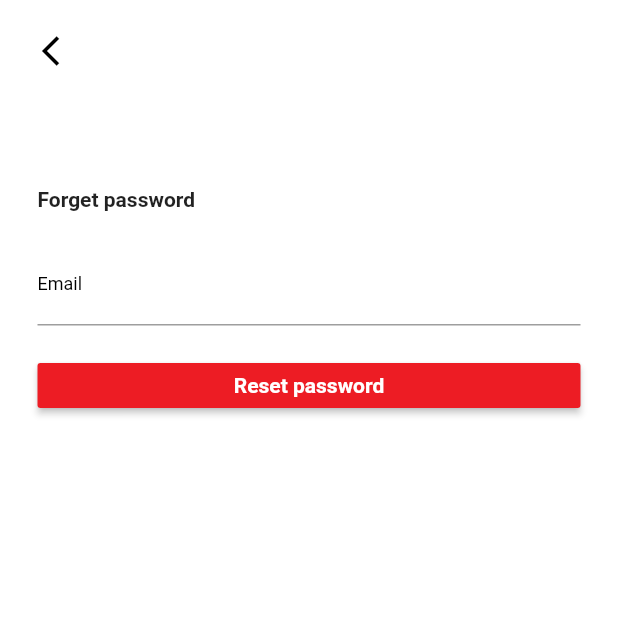
After one commit to HashemAlhariry/Burger-Joint, a Flutter app: the ForgetPassword screen opened directly, on a phone screen of 412 x 824 dp, the top half of it. The commit adds this screen. Run offline on Flutter 3.47's test engine with Material 2 defaults, Android fonts, the phone set to English and light mode, and no system bars; our stand-ins replace google_fonts, shared_preferences, shimmer; accounts and stored records are empty; Roboto replaces fonts that are missing (JOSEF).

Commit message:
update signIn Design

```diff
--- a/lib/Screens/Products/product_details_screen.dart
+++ b/lib/Screens/Products/product_details_screen.dart
@@ -1,3 +1,4 @@
+import 'package:burgerjoint/Utils/global.dart';
 import 'package:burgerjoint/Widgets/custom_appbar.dart';
 import 'package:burgerjoint/Widgets/drawer_widget.dart';
 import 'package:flutter/cupertino.dart';
@@ -5,11 +6,13 @@ import 'package:flutter/material.dart';
 import 'package:google_fonts/google_fonts.dart';
 
 class ProductDetailsScreen extends StatelessWidget {
+
   final String imageUrl;
   final String title;
   final String description;
   final double price;
   final int id;
+
   ProductDetailsScreen({
     Key? key,
     required this.imageUrl,
@@ -26,7 +29,7 @@ class ProductDetailsScreen extends StatelessWidget {
       drawer: DrawerWidget(),
       appBar: CustomAppBar(
           title: "DELIVERING TO",
-          backgroundColor: '#ED1C24',
+          backgroundColor: Global.colorFromHex('hexColor'),
           onChanged: (value) {
             if (value) {
               _key.currentState!.openDrawer();
--- /dev/null
+++ b/lib/Screens/Profile/UserSignIn/forget_password.dart
@@ -0,0 +1,161 @@
+import 'dart:convert';
+import 'package:burgerjoint/Utils/app_localizations.dart';
+import 'package:burgerjoint/Utils/global.dart';
+import 'package:flutter/material.dart';
+import 'package:http/http.dart' as http;
+
+class ForgetPassword extends StatefulWidget {
+  @override
+  _ForgetPasswordState createState() => _ForgetPasswordState();
+}
+
+class _ForgetPasswordState extends State<ForgetPassword> {
+
+  String emailAddress = '';
+  bool _isButtonDisabled= false;
+
+  final formKey = GlobalKey<FormState>();
+  @override
+  Widget build(BuildContext context) {
+    return Scaffold(
+        backgroundColor: Colors.black45,
+        body: SafeArea(
+          child: Container(
+            color: Colors.white,
+            height: MediaQuery.of(context).size.height,
+            width: MediaQuery.of(context).size.width,
+            child: Padding(
+              padding: EdgeInsets.all(10),
+              child: Stack(
+                children: [
+                  Padding(
+                      padding: EdgeInsets.all(15.0),
+                      child: ListView(
+                        children: <Widget>[
+                          SizedBox(
+                            height: 100,
+                          ),
+                          Text(
+                            AppLocalizations.of(context)?.translate('forget_password') ?? 'Forget Password',
+                            style:TextStyle(fontSize: 14,fontWeight: FontWeight.bold ),
+                          ),
+                          SizedBox(
+                            height: 20,
+                          ),
+                          Form(
+                            key: formKey,
+                            child: Column(
+                              crossAxisAlignment: CrossAxisAlignment.start,
+                              children: [
+                                emailField(),
+                                SizedBox(
+                                  height: 25,
+                                ),
+                                submitButton(),
+                                SizedBox(
+                                  height: 20,
+                                ),
+                              ],
+                            ),
+                          ),
+                        ],
+                      )),
+                  Positioned.fill(
+                    child: Align(
+                      alignment: Alignment.topLeft,
+                      child: IconButton(
+                        icon: new Icon(
+                          Icons.arrow_back_ios_outlined,
+                          color: Colors.black,
+                        ),
+                        onPressed: () => Navigator.of(context).pop(),
+                      ),
+                    ),
+                  ),
+                ],
+              ),
+            ),
+          ),
+        ));
+  }
+
+  Widget emailField() {
+    return TextFormField(
+      keyboardType: TextInputType.emailAddress,
+      cursorColor: Colors.grey,
+      decoration: InputDecoration(
+          focusedBorder: UnderlineInputBorder(
+            borderSide: BorderSide(color: Colors.grey),
+          ),
+          labelText: AppLocalizations.of(context)?.translate('email') ?? 'Email',
+          labelStyle: TextStyle(
+              fontFamily: 'JOSEF',
+              fontSize: 12,
+              fontWeight: FontWeight.normal,
+              color: Colors.black)),
+      validator: (String? value) {
+        if (value!.length < 7 &&  value.contains("@"))  return AppLocalizations.of(context)?.translate('invalid_email') ?? 'Invalid Email';
+
+        return '';
+      },
+      onSaved: (String? value) {
+        emailAddress = value!;
+      },
+    );
+  }
+
+  Widget submitButton() {
+    return Container(
+      height: 30,
+      width: MediaQuery.of(context).size.width,
+      child: RaisedButton(
+        color:  _isButtonDisabled ? Colors.grey : Global.colorFromHex('ED1C24'),
+        child: Text(
+          AppLocalizations.of(context)?.translate('forget')?? 'Forget',
+          style: TextStyle(
+              color: Colors.white,
+              fontWeight: FontWeight.w700,
+              fontSize: 14,
+              fontFamily: 'JOSEF'),
+        ),
+        onPressed: () {
+          if (formKey.currentState!.validate()) {
+            setState(() {
+              _isButtonDisabled=true;
+            });
+            formKey.currentState!.save();
+
+            /*
+            forgetPasswordFunction(
+                    "https://marshelles.com/api/mobile/reset-password",
+                    emailAddress)
+                .then((value) {
+              if (value) {
+                Utils.toastMessage("PLEASE CHECK YOUR EMAIL TO UPDATE YOUR PASSWORD");
+              } else {
+                Utils.toastMessage("PLEASE ENTER YOUR INVALID EMAIL");
+              }
+            });
+
+            */
+          }
+        },
+      ),
+    );
+  }
+
+  static Future<bool> forgetPasswordFunction(
+      String url, String emailAddress) async {
+    Uri uri = Uri.parse(url);
+    final response = await http.post(uri,
+        headers: {
+          "Content-Type": "application/json",
+          'Accept': 'application/json'
+        },
+        body: json.encode({"email": emailAddress}));
+    if (response.statusCode == 200)
+      return true;
+    else
+      return false;
+  }
+}
--- a/lib/Screens/home_page.dart
+++ b/lib/Screens/home_page.dart
@@ -1,3 +1,4 @@
+import 'package:burgerjoint/Utils/global.dart';
 import 'package:burgerjoint/Widgets/custom_appbar.dart';
 import 'package:burgerjoint/Widgets/drawer_widget.dart';
 import 'package:burgerjoint/Widgets/home_page_widget.dart';
@@ -21,9 +22,10 @@ class _HomePageState extends State<HomePage> {
     return Scaffold(
       key:  _key,
       drawer: DrawerWidget(),
-      appBar: CustomAppBar(title: "DELIVERING TO", backgroundColor: '#ED1C24' , onChanged: (value){if(value){_key.currentState!.openDrawer();}}),
+      appBar: CustomAppBar(title: "DELIVERING TO", backgroundColor: Global.colorFromHex('ED1C24') , onChanged: (value){if(value){_key.currentState!.openDrawer();}}),
       body:  HomePageWidget(),
     );
+
   }
 
 }
--- a/lib/Utils/global.dart
+++ b/lib/Utils/global.dart
@@ -48,5 +48,11 @@ class Global {
 
   }
 
+  /// FUNCTION TAKES STRING HEXCOLOR AND CHANGE IT TO COLOR ***/
+  static Color colorFromHex(String hexColor) {
+    final hexCode = hexColor.replaceAll('#', '');
+    return Color(int.parse('FF$hexCode', radix: 16));
+  }
+
 
 }
```
Also changed, not shown: languages/ar.json (+3 -4 lines), languages/en.json (+3 -4 lines), lib/Screens/Profile/UserSignIn/login.dart (renamed from lib/Screens/Profile/login.dart, +36 -24 lines), lib/Screens/Profile/UserSignIn/signup.dart (renamed from lib/Screens/Profile/signup.dart, +26 -24 lines), lib/Screens/Profile/proflie.dart (renamed from lib/Screens/Profile/profile.dart, +1 -6 lines), lib/Widgets/custom_appbar.dart (+12 -7 lines), lib/Widgets/drawer_widget.dart (+11 -2 lines).
